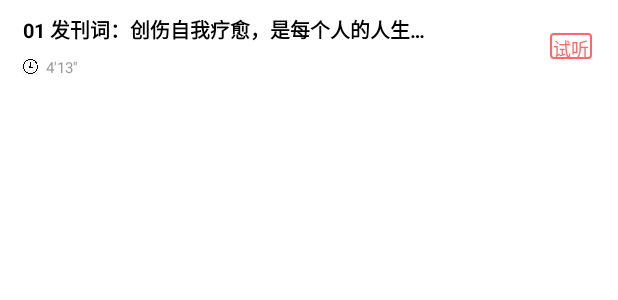
After one commit to syg-todo/P01TalkSkillAPP_Android, an Android app: the layout item_course_detail_directory.xml on its own in the app's theme, with its tools: preview values and no code run, on a phone screen of 412 x 824 dp. The commit adds this screen. Shown: the top 300 px of the screen. Run offline under Robolectric (Android 15) with nearby library versions, the phone set to English and light mode, and no system bars.

Commit message:
添加目录Tab

```diff
--- /dev/null
+++ b/huashu/src/main/res/layout/item_course_detail_directory.xml
@@ -0,0 +1,63 @@
+<?xml version="1.0" encoding="utf-8"?>
+<android.support.constraint.ConstraintLayout xmlns:android="http://schemas.android.com/apk/res/android"
+    android:layout_width="match_parent"
+    android:layout_height="60dp"
+    xmlns:app="http://schemas.android.com/apk/res-auto">
+
+    <TextView
+        android:id="@+id/tv_item_course_detail_directory_name"
+        android:layout_width="278dp"
+        android:layout_height="18dp"
+        android:text="01 发刊词：创伤自我疗愈，是每个人的人生必是每个人的人生必"
+        android:textColor="#ff000000"
+        android:textSize="13sp"
+        android:layout_marginLeft="15dp"
+        android:layout_marginTop="10dp"
+        android:ellipsize="end"
+        android:maxLines="1"
+        android:textStyle="bold"
+        app:layout_constraintTop_toTopOf="parent"
+        app:layout_constraintLeft_toLeftOf="parent"
+        />
+
+    <ImageView
+        android:layout_width="10dp"
+        android:layout_height="10dp"
+        android:layout_marginLeft="15dp"
+        android:layout_marginTop="11dp"
+        app:layout_constraintLeft_toLeftOf="parent"
+        app:layout_constraintTop_toBottomOf="@id/tv_item_course_detail_directory_name"
+        android:src="@mipmap/clock"
+        android:id="@+id/iv_item_course_detail_directory_clock"/>
+
+    <TextView
+        android:id="@+id/tv_item_course_detail_directory_time"
+        android:layout_width="25dp"
+        android:layout_height="12dp"
+        android:text="4'13''"
+        android:textColor="#ff999999"
+        android:textSize="10sp"
+        app:layout_constraintLeft_toRightOf="@id/iv_item_course_detail_directory_clock"
+        app:layout_constraintTop_toBottomOf="@id/tv_item_course_detail_directory_name"
+        android:layout_marginLeft="5dp"
+        android:layout_marginTop="10dp"
+        />
+
+
+    <TextView
+        android:layout_width="wrap_content"
+        android:layout_height="17dp"
+        android:text="试听"
+        android:textColor="#ffff6666"
+        app:layout_constraintTop_toTopOf="parent"
+        app:layout_constraintRight_toRightOf="parent"
+        android:layout_marginTop="22dp"
+        android:layout_marginRight="17dp"
+        android:paddingRight="2dp"
+        android:paddingLeft="2dp"
+        android:paddingTop="1dp"
+        android:paddingBottom="1dp"
+        android:background="@drawable/shape_text_red_hollow_border"
+        android:textSize="12sp"
+        />
+</android.support.constraint.ConstraintLayout>
```
Also changed, not shown: huashu/src/main/java/com/tuodanhuashu/app/base/SimpleItemDecoration.java (added, +25 -0 lines), huashu/src/main/java/com/tuodanhuashu/app/course/bean/DirectoryBean.java (added, +27 -0 lines), huashu/src/main/java/com/tuodanhuashu/app/course/ui/fragment/CourseDetailCommentFragment.java (+2 -16 lines), huashu/src/main/java/com/tuodanhuashu/app/course/ui/fragment/CourseDetailDirectoryFragment.java (+77 -1 lines), huashu/src/main/res/layout/fragment_course_detail_comment.xml (+14 -7 lines), huashu/src/main/res/layout/fragment_course_detail_directory.xml (+5 -7 lines), huashu/src/main/res/mipmap-hdpi/clock.jpg (added).
